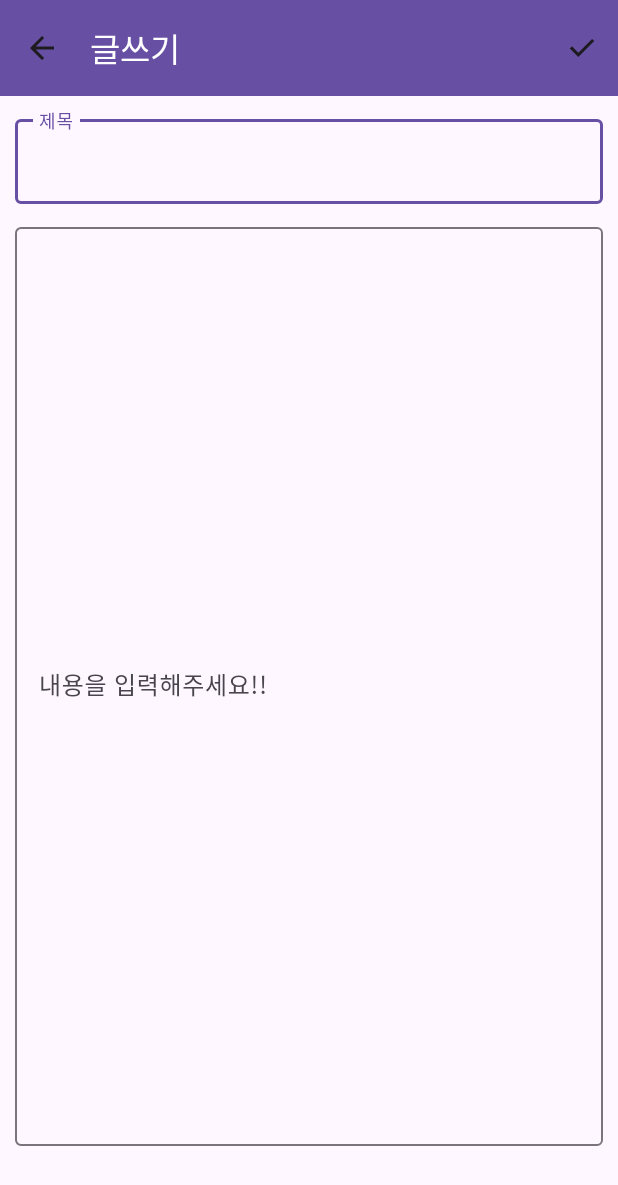
After one commit to ayz1070/YeoMinRakAndroid, an Android app: the WriteBoardActivity screen opened directly, with no data from a screen before it, on a phone screen of 412 x 824 dp. The commit adds this screen. Shown: the top 1185 px of the screen. Run offline under Robolectric (Android 15) with nearby library versions, the phone set to English and light mode, and no system bars.

Commit message:
WriteBoardActiviy BoardActivity 게시판 구현

```diff
--- /dev/null
+++ b/app/src/main/java/kr/co/lion/yeominrak/WriteBoardActivity.kt
@@ -0,0 +1,96 @@
+package kr.co.lion.yeominrak
+
+import android.content.Intent
+import android.graphics.Color
+import androidx.appcompat.app.AppCompatActivity
+import android.os.Bundle
+import com.google.android.material.snackbar.Snackbar
+import kr.co.lion.yeominrak.databinding.ActivityMainBinding
+import kr.co.lion.yeominrak.databinding.ActivityWriteBoardBinding
+import java.text.SimpleDateFormat
+import java.util.Date
+import java.util.Locale
+
+class WriteBoardActivity : AppCompatActivity() {
+    lateinit var binding:ActivityWriteBoardBinding
+    lateinit var postData:Post
+    lateinit var postTitle:String
+    lateinit var postContent:String
+
+    override fun onCreate(savedInstanceState: Bundle?) {
+        super.onCreate(savedInstanceState)
+        binding = ActivityWriteBoardBinding.inflate(layoutInflater)
+        setContentView(binding.root)
+
+        initData()
+        initView()
+        setToolbar()
+        setEvent()
+
+    }
+
+    fun setToolbar(){
+        binding.apply{
+            toolbarWrite.apply{
+                title = "글쓰기"
+                setTitleTextColor(Color.WHITE)
+                setNavigationIcon(R.drawable.arrow_back_24px)
+                setNavigationOnClickListener {
+                    setResult(RESULT_CANCELED)
+                    finish()
+                }
+                setOnMenuItemClickListener {
+                    when(it.itemId){
+                        R.id.menu_item_complete_write_board -> {
+                            processInput()
+                        }
+
+                    }
+                    true
+                }
+                inflateMenu(R.menu.menu_write_board)
+            }
+
+        }
+    }
+
+    fun processInput(){
+        binding.apply{
+            postTitle = editTextTitleWrite.text.toString()
+            postContent = editTextContentWrite.text.toString()
+            if(postTitle.isEmpty()){
+                Snackbar.make(binding.root,"빈 칸이 존재합니다!!",Snackbar.LENGTH_SHORT)
+                return
+            }
+            if(postContent.isEmpty()){
+                Snackbar.make(binding.root,"빈 칸이 존재합니다!!",Snackbar.LENGTH_SHORT)
+                return
+            }
+            postData = Post(postTitle,postContent,"테스트 유저",getCurrentDate())
+            val resultIntent = Intent()
+            resultIntent.putExtra("postData",postData)
+            setResult(RESULT_OK,resultIntent)
+            finish()
+        }
+
+    }
+
+    fun getCurrentDate():String{
+        val dateFormat = SimpleDateFormat("yyyy년 MM월 dd일 HH시 mm분", Locale.getDefault())
+        val currentDate = Date()
+        return dateFormat.format(currentDate)
+    }
+
+    fun initData(){
+
+    }
+
+    fun initView(){
+
+    }
+
+    fun setEvent(){
+
+    }
+
+}
--- /dev/null
+++ b/app/src/main/res/drawable/baseline_calendar_today_24.xml
@@ -0,0 +1,5 @@
+<vector android:height="24dp" android:tint="#000000"
+    android:viewportHeight="24" android:viewportWidth="24"
+    android:width="24dp" xmlns:android="http://schemas.android.com/apk/res/android">
+    <path android:fillColor="@android:color/white" android:pathData="M20,3h-1L19,1h-2v2L7,3L7,1L5,1v2L4,3c-1.1,0 -2,0.9 -2,2v16c0,1.1 0.9,2 2,2h16c1.1,0 2,-0.9 2,-2L22,5c0,-1.1 -0.9,-2 -2,-2zM20,21L4,21L4,8h16v13z"/>
+</vector>
--- /dev/null
+++ b/app/src/main/res/layout/activity_write_board.xml
@@ -0,0 +1,50 @@
+<?xml version="1.0" encoding="utf-8"?>
+<LinearLayout xmlns:android="http://schemas.android.com/apk/res/android"
+    xmlns:app="http://schemas.android.com/apk/res-auto"
+    xmlns:tools="http://schemas.android.com/tools"
+    android:layout_width="match_parent"
+    android:layout_height="match_parent"
+    android:orientation="vertical"
+    tools:context=".WriteBoardActivity">
+
+    <com.google.android.material.appbar.MaterialToolbar
+        android:id="@+id/toolbarWrite"
+        android:layout_width="match_parent"
+        android:layout_height="wrap_content"
+        android:background="?attr/colorPrimary"
+        android:minHeight="?attr/actionBarSize"
+        android:theme="?attr/actionBarTheme" />
+
+    <LinearLayout
+        android:layout_width="match_parent"
+        android:layout_height="match_parent"
+        android:orientation="vertical"
+        android:padding="10dp">
+
+        <com.google.android.material.textfield.TextInputLayout
+            android:layout_width="match_parent"
+            android:layout_height="wrap_content"
+            android:hint="제목"
+            app:endIconMode="clear_text">
+
+            <com.google.android.material.textfield.TextInputEditText
+                android:id="@+id/editTextTitleWrite"
+                android:layout_width="match_parent"
+                android:layout_height="wrap_content" />
+        </com.google.android.material.textfield.TextInputLayout>
+
+        <com.google.android.material.textfield.TextInputLayout
+            android:layout_width="match_parent"
+            android:layout_height="match_parent"
+            android:layout_marginTop="10dp"
+            android:layout_marginBottom="50dp"
+            android:hint="내용을 입력해주세요!!">
+
+            <com.google.android.material.textfield.TextInputEditText
+                android:id="@+id/editTextContentWrite"
+                android:layout_width="match_parent"
+                android:layout_height="match_parent" />
+        </com.google.android.material.textfield.TextInputLayout>
+    </LinearLayout>
+
+</LinearLayout>
--- a/app/src/main/res/menu/board_menu.xml
+++ b/app/src/main/res/menu/menu_board.xml
@@ -3,7 +3,8 @@
     xmlns:android="http://schemas.android.com/apk/res/android">
 
     <item
-        android:id="@+id/menuItemAddBoard"
+        android:id="@+id/menu_item_write_board"
         android:icon="@drawable/add_24px"
-        android:title="글쓰기" />
+        android:title="글쓰기"
+        app:showAsAction="always" />
 </menu>
--- /dev/null
+++ b/app/src/main/res/menu/menu_write_board.xml
@@ -0,0 +1,12 @@
+<?xml version="1.0" encoding="utf-8"?>
+<menu xmlns:app="http://schemas.android.com/apk/res-auto"
+    xmlns:android="http://schemas.android.com/apk/res/android">
+
+    <item
+        android:id="@+id/menu_item_complete_write_board"
+        android:layout_width="wrap_content"
+        android:layout_height="wrap_content"
+        android:icon="@drawable/done_24px"
+        android:title="완료"
+        app:showAsAction="always" />
+</menu>
```
Also changed, not shown: app/src/main/AndroidManifest.xml (+9 -11 lines), app/src/main/java/kr/co/lion/yeominrak/BoardActivity.kt (added, +138 -0 lines), app/src/main/java/kr/co/lion/yeominrak/BulletinBoardActivity.kt (deleted, +0 -82 lines), app/src/main/java/kr/co/lion/yeominrak/InputInitialUserInfoActivity.kt (deleted, +0 -31 lines), app/src/main/java/kr/co/lion/yeominrak/MainActivity.kt (+34 -2 lines), app/src/main/java/kr/co/lion/yeominrak/Post.kt (+37 -5 lines), app/src/main/res/layout/activity_board.xml (renamed from app/src/main/res/layout/activity_bulletin_board.xml, +4 -4 lines), app/src/main/res/layout/activity_input_initial_user_info.xml (deleted, +0 -66 lines), app/src/main/res/layout/activity_main.xml (+34 -20 lines), 1 other file.
